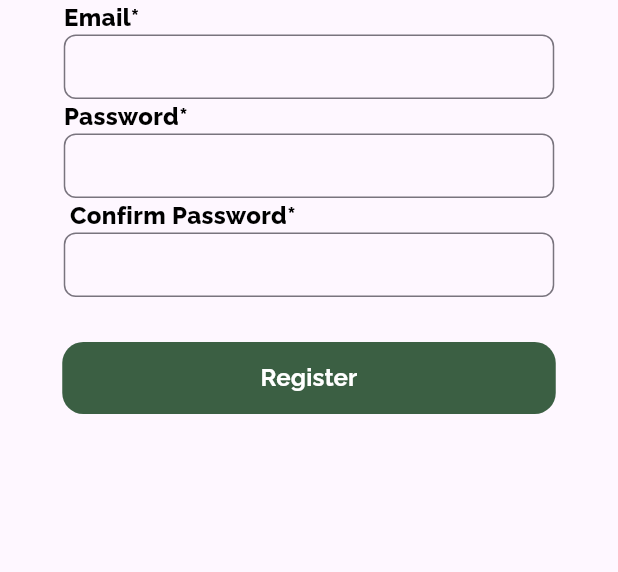
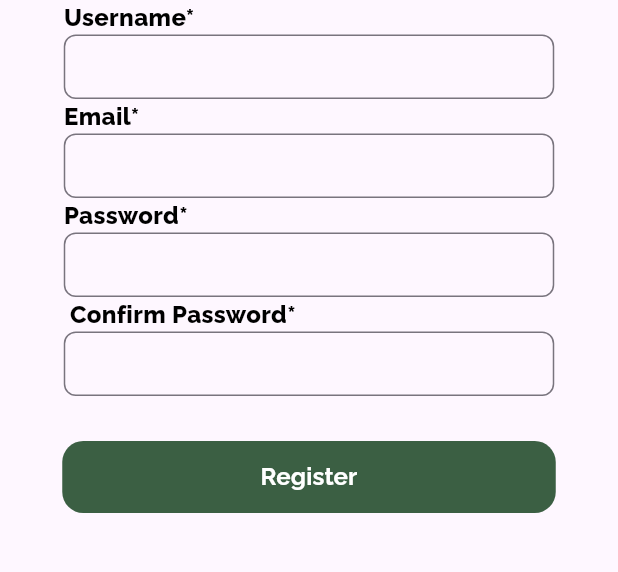
Before and after one commit to BroncoBond/Bronco-Bond, a Flutter app: the RegisterPage screen opened directly, on a phone screen of 412 x 824 dp, the part 84-656 px from its top. Run offline on Flutter 3.47's test engine with Material 3 defaults, Android fonts, the phone set to English and light mode, and no system bars; our stand-ins replace google_fonts, jwt_decoder, shared_preferences, velocity_x; accounts and stored records are empty; generated files the repository leaves out were written again.

Commit message:
add username to register page

```diff
--- a/lib/src/screens/register.dart
+++ b/lib/src/screens/register.dart
@@ -17,16 +17,20 @@ class RegisterPage extends StatefulWidget {
 }
 
 class RegisterPageState extends State<RegisterPage> {
+  TextEditingController usernameController = TextEditingController();
   TextEditingController emailController = TextEditingController();
   TextEditingController passwordController = TextEditingController();
   TextEditingController confirmPasswordController = TextEditingController();
   bool _isNotValidate = false;
 
   void registerUser(BuildContext context) async {
-    if (emailController.text.isNotEmpty && passwordController.text.isNotEmpty) {
+    if (emailController.text.isNotEmpty &&
+        passwordController.text.isNotEmpty &&
+        usernameController.text.isNotEmpty) {
       if (passwordController.text == confirmPasswordController.text) {
         var regBody = {
           "email": emailController.text,
+          "username": usernameController.text,
           "password": passwordController.text
         };
 
@@ -78,6 +82,7 @@ class RegisterPageState extends State<RegisterPage> {
         child: Column(
           mainAxisAlignment: MainAxisAlignment.center,
           children: [
+            buildTextField("Username*", usernameController),
             buildTextField("Email*", emailController),
             buildTextField("Password*", passwordController),
             buildTextField(" Confirm Password*", confirmPasswordController),
```
